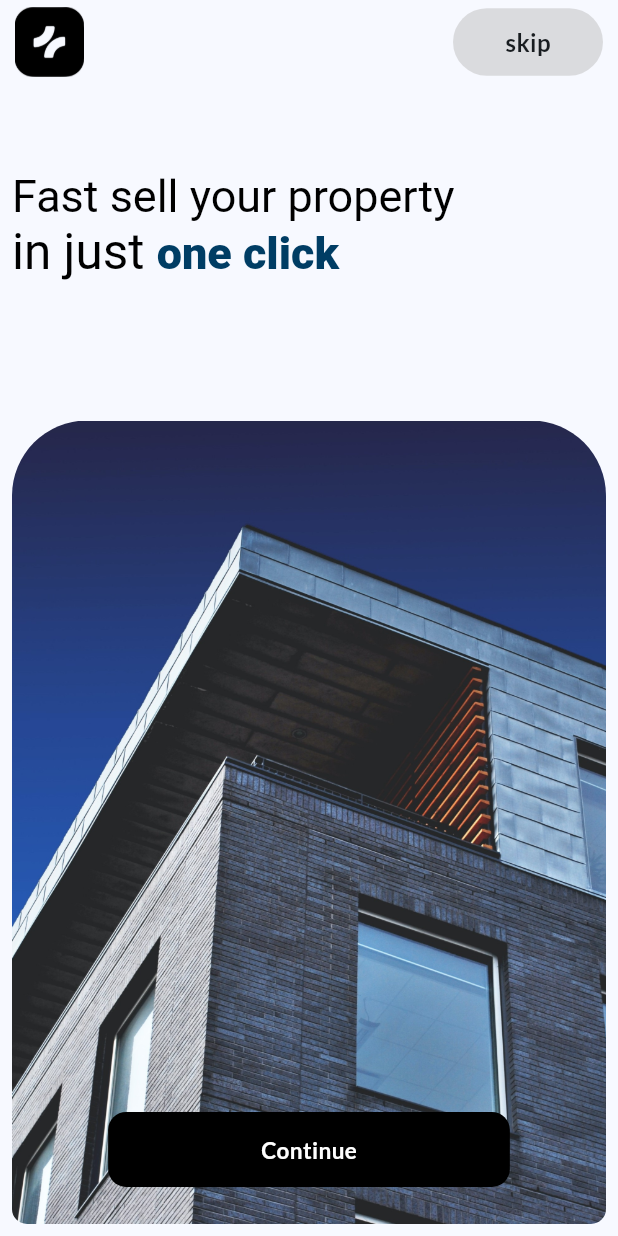
After one commit to Repos-By-Aryan/Real_Estate, a Flutter app: the screen it shows after launch, after a tap on "Continue", on a phone screen of 412 x 824 dp. The commit adds this screen. Run offline on Flutter 3.47's test engine with Material 2 defaults, Android fonts, the phone set to English and light mode, and no system bars; our stand-ins replace firebase_auth, firebase_core, fluttertoast, video_player; accounts and stored records are empty.

Commit message:
two screen

```diff
--- a/lib/constants/constants.dart
+++ b/lib/constants/constants.dart
@@ -1,8 +1,7 @@
 
-// ignore_for_file: prefer_const_constructors
 
 import 'package:flutter/material.dart';
-final Color grey = Color(0x71adb9d3);
+final Color grey = Color(0x80bebebe);
 
 var heading = TextStyle(fontWeight: FontWeight.w900,fontSize: 23,color: Colors.black);
 class SignInButton extends StatelessWidget {
@@ -18,7 +17,7 @@ class SignInButton extends StatelessWidget {
       width: width,
       height:height,
       decoration: BoxDecoration(
-        color: Color(0xffedf4ff),
+        color: Color(0xff606060),
         borderRadius: BorderRadius.circular(12),
       ),
       child: Padding(
@@ -49,7 +48,7 @@ class RoundedButton extends StatelessWidget {
         color: grey,
         borderRadius: BorderRadius.circular(30),
       ),
-      height: 50,
+      height: 45,
       child: Center(child: Text(title,style: TextStyle(fontSize: 16,fontWeight: FontWeight.bold),)),
     );
   }
--- a/lib/initial/one.dart
+++ b/lib/initial/one.dart
@@ -1,10 +1,12 @@
 import 'package:flutter/material.dart';
 import 'package:real_estate/constants/constants.dart';
 import 'package:real_estate/home_screen.dart';
+import 'two.dart';
 
 class One extends StatelessWidget {
   static const String id = 'One';
   const One({super.key});
+
 
   @override
   Widget build(BuildContext context) {
@@ -19,12 +21,12 @@ class One extends StatelessWidget {
         automaticallyImplyLeading: true,
         actions: [
           Padding(
-            padding: EdgeInsets.symmetric(horizontal: 10.0),
+            padding: const EdgeInsets.symmetric(horizontal: 10.0),
             child: InkWell(
                 onTap: () {
                   Navigator.pushReplacementNamed(context, HomeScreen.id);
                 },
-                child: RoundedButton(title: "skip")),
+                child: const RoundedButton(title: "skip")),
           ),
         ],
       ),
@@ -65,8 +67,8 @@ class One extends StatelessWidget {
                     constraints: const BoxConstraints.tightForFinite(),
                     width: screenWidth,
                     height: screenHeight * 0.65,
-                    decoration: BoxDecoration(
-                      image: const DecorationImage(
+                    decoration: const BoxDecoration(
+                      image: DecorationImage(
                           image: AssetImage('assets/images/one.webp'),
                           fit: BoxFit.cover),
                       borderRadius: BorderRadius.only(
@@ -78,11 +80,12 @@ class One extends StatelessWidget {
                   ),
                 ),
                   Padding(
-                    padding:  EdgeInsets.only(bottom: screenHeight*0.02),
+                    padding:  EdgeInsets.only(bottom: screenHeight*0.03),
                     child: Align(
                       alignment: Alignment.bottomCenter,
                       child: InkWell(
                         onTap: (){
+                          Navigator.pushNamed(context, Two.id);
                         },
                         child: Container(
                           width: screenWidth*0.65,
@@ -91,7 +94,7 @@ class One extends StatelessWidget {
                             color: Colors.black,
                             borderRadius: BorderRadius.circular(12),
                           ),
-                          child: Center(
+                          child: const Center(
                             child:Text("Continue",style: TextStyle(color: Colors.white,fontWeight: FontWeight.bold,fontSize: 15),),
                           ),
                         ),),
--- /dev/null
+++ b/lib/initial/two.dart
@@ -0,0 +1,108 @@
+import 'package:flutter/material.dart';
+import 'package:real_estate/constants/constants.dart';
+import 'package:real_estate/home_screen.dart';
+
+class Two extends StatelessWidget {
+  static const String id = 'Two';
+  const Two({super.key});
+
+  @override
+  Widget build(BuildContext context) {
+    final screenHeight = MediaQuery.of(context).size.height;
+    final screenWidth = MediaQuery.of(context).size.width;
+    return Scaffold(
+      appBar: AppBar(
+        leading: Padding(
+          padding: const EdgeInsets.only(left: 10.0),
+          child: Image.asset('assets/images/Logo.png'),
+        ),
+        automaticallyImplyLeading: true,
+        actions: [
+          Padding(
+            padding: const EdgeInsets.symmetric(horizontal: 10.0),
+            child: InkWell(
+                onTap: () {
+                  Navigator.pushReplacementNamed(context, HomeScreen.id);
+                },
+                child: const RoundedButton(title: "skip")),
+          ),
+        ],
+      ),
+      body: Padding(
+        padding: const EdgeInsets.all(8.0),
+        child: Column(
+          crossAxisAlignment: CrossAxisAlignment.start,
+          children: [
+            SizedBox(
+              height: screenHeight * 0.06,
+            ),
+            RichText(
+              maxLines: 2,
+              text: const TextSpan(
+                  text: "Fast sell your property\n",
+                  style: TextStyle(
+                      fontWeight: FontWeight.w400,
+                      fontSize: 30,
+                      color: Colors.black),
+                  children: <TextSpan>[
+                    TextSpan(
+                        text: "in just ",
+                        style: TextStyle(fontSize: 33, color: Colors.black)),
+                    TextSpan(
+                      text: "one click",
+                      style: TextStyle(
+                        color: Color(0xff003d64),
+                        fontWeight: FontWeight.w900,
+                      ),
+                    ),
+                  ]),
+            ),
+            Expanded(
+              child: Stack(
+                  children:[ Align(
+                    alignment: Alignment.bottomCenter,
+                    child: Container(
+                      constraints: const BoxConstraints.tightForFinite(),
+                      width: screenWidth,
+                      height: screenHeight * 0.65,
+                      decoration: const BoxDecoration(
+                        image: DecorationImage(
+                            image: AssetImage('assets/images/two.jpg'),
+                            fit: BoxFit.cover),
+                        borderRadius: BorderRadius.only(
+                            topLeft: Radius.circular(50),
+                            topRight: Radius.circular(50),
+                            bottomLeft: Radius.circular(10),
+                            bottomRight: Radius.circular(10)),
+                      ),
+                    ),
+                  ),
+                    Padding(
+                      padding:  EdgeInsets.only(bottom: screenHeight*0.03),
+                      child: Align(
+                        alignment: Alignment.bottomCenter,
+                        child: InkWell(
+                          onTap: (){
+                          },
+                          child: Container(
+                            width: screenWidth*0.65,
+                            height:50,
+                            decoration: BoxDecoration(
+                              color: Colors.black,
+                              borderRadius: BorderRadius.circular(12),
+                            ),
+                            child: const Center(
+                              child:Text("Continue",style: TextStyle(color: Colors.white,fontWeight: FontWeight.bold,fontSize: 15),),
+                            ),
+                          ),),
+                      ),
+                    ),
+                  ]
+              ),
+            ),
+          ],
+        ),
+      ),
+    );
+  }
+}
--- a/lib/main.dart
+++ b/lib/main.dart
@@ -3,10 +3,10 @@ import 'package:real_estate/auth/login.dart';
 import 'package:real_estate/firebase_options.dart';
 import 'package:real_estate/home_screen.dart';
 import 'package:real_estate/splash_services/splash_screen.dart';
-import 'package:google_fonts/google_fonts.dart';
 import 'package:flutter/services.dart';
 import 'package:firebase_core/firebase_core.dart';
 import 'initial/one.dart';
+import 'initial/two.dart';
 
 Future<void> main() async{
   WidgetsFlutterBinding.ensureInitialized();
@@ -31,7 +31,7 @@ class MyApp extends StatelessWidget {
       theme: ThemeData(
         fontFamily: 'Lato',
         colorScheme: ColorScheme.fromSeed(
-            seedColor: Color(0xffedf4ff)),
+            seedColor: const Color(0xffedf4ff)),
         useMaterial3: true,
       ),
       initialRoute: SplashScreen.id,
@@ -40,6 +40,7 @@ class MyApp extends StatelessWidget {
         LoginScreen.id:(context) => const LoginScreen(),
         HomeScreen.id:(context) => const HomeScreen(),
         One.id:(context) => const One(),
+        Two.id:(context) => const Two(),
       },
     );
   }
--- a/lib/splash_services/splash_screen.dart
+++ b/lib/splash_services/splash_screen.dart
@@ -1,7 +1,4 @@
 import 'package:flutter/material.dart';
-import 'package:lottie/lottie.dart';
-import 'package:real_estate/auth/login.dart';
-import 'package:real_estate/home_screen.dart';
 import 'package:real_estate/initial/one.dart';
 import 'package:video_player/video_player.dart';
 
@@ -38,6 +35,7 @@ class _SplashScreenState extends State<SplashScreen> {
   void _playVideo()async{
     _controller.play();
     await Future.delayed(const Duration(seconds: 4));
+    // ignore: use_build_context_synchronously
     Navigator.pushReplacementNamed(context, One.id);
   }
 
--- a/pubspec.yaml
+++ b/pubspec.yaml
@@ -77,6 +77,8 @@ flutter:
     - assets/images/Logo.png
     - assets/video/Splash.mp4
     - assets/images/one.webp
+    - assets/images/two.jpg
+#    - lib/main.dart
 
   # An image asset can refer to one or more resolution-specific "variants", see
   # https://flutter.dev/assets-and-images/#resolution-aware
```
Also changed, not shown: assets/images/two.jpg (added).
